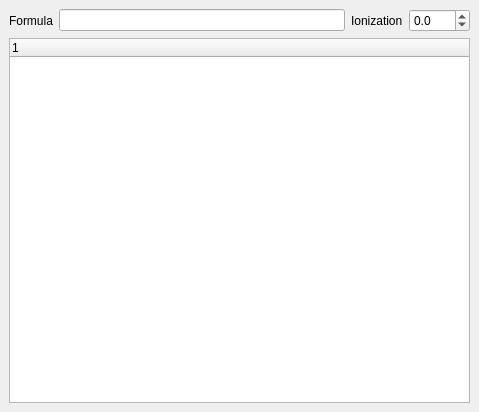
First picture: the form in src/maven/forms/isotopeswidget.ui, repository eugenemel/maven, before the edit.
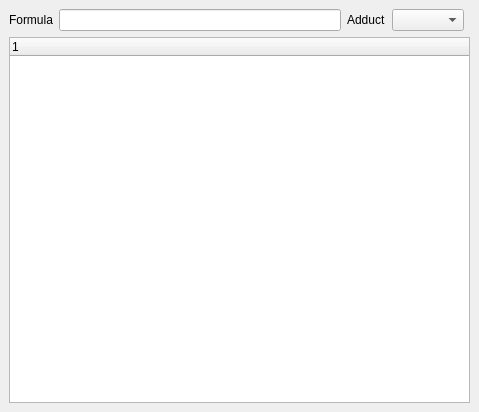
Second picture: the form after the edit.

Commit message: Issue 130: Begin migration of isotopes widget away from ionization mode to adduct type.

Diff of the .ui file:
```diff
--- a/src/maven/forms/isotopeswidget.ui
+++ b/src/maven/forms/isotopeswidget.ui
@@ -24,26 +24,6 @@
   </property>
   <widget class="QWidget" name="dockWidgetContents">
    <layout class="QGridLayout" name="gridLayout_2">
-    <item row="1" column="1">
-     <widget class="QLineEdit" name="formula"/>
-    </item>
-    <item row="1" column="3">
-     <widget class="QDoubleSpinBox" name="ionization">
-      <property name="decimals">
-       <number>1</number>
-      </property>
-      <property name="minimum">
-       <double>-100.000000000000000</double>
-      </property>
-     </widget>
-    </item>
-    <item row="1" column="2">
-     <widget class="QLabel" name="label_2">
-      <property name="text">
-       <string>Ionization</string>
-      </property>
-     </widget>
-    </item>
     <item row="1" column="0">
      <widget class="QLabel" name="label">
       <property name="text">
@@ -51,8 +31,27 @@
       </property>
      </widget>
     </item>
-    <item row="2" column="0" colspan="4">
-     <widget class="QTreeWidget" name="treeWidget"/>
+    <item row="1" column="2">
+     <widget class="QLabel" name="label_2">
+      <property name="text">
+       <string>Adduct</string>
+      </property>
+     </widget>
+    </item>
+    <item row="2" column="0" colspan="5">
+     <widget class="QTreeWidget" name="treeWidget">
+      <column>
+       <property name="text">
+        <string notr="true">1</string>
+       </property>
+      </column>
+     </widget>
+    </item>
+    <item row="1" column="1">
+     <widget class="QLineEdit" name="formula"/>
+    </item>
+    <item row="1" column="3">
+     <widget class="QComboBox" name="adductComboBox"/>
     </item>
    </layout>
   </widget>
```
The commit also changes 3 other files.
